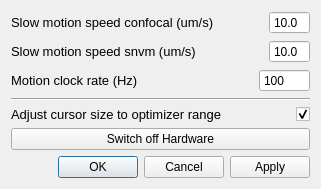
pikestefan/qudi_slab, file gui/snvm/ui_snvm_settings.ui: the form before one commit.
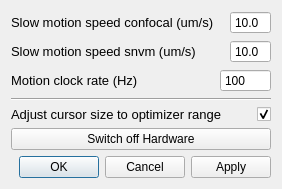
The form after the commit.

Commit message: Major edits to SNVM GUI and logic (included pulsed ODMR option and ramp scan)

```diff
--- a/gui/snvm/ui_snvm_settings.ui
+++ b/gui/snvm/ui_snvm_settings.ui
@@ -6,7 +6,7 @@
    <rect>
     <x>0</x>
     <y>0</y>
-    <width>321</width>
+    <width>282</width>
     <height>187</height>
    </rect>
   </property>
@@ -116,7 +116,7 @@
         <enum>QAbstractSpinBox::NoButtons</enum>
        </property>
        <property name="maximum">
-        <number>100000</number>
+        <number>1000000</number>
        </property>
        <property name="value">
         <number>100</number>
```
The commit also changes 4 other files.
